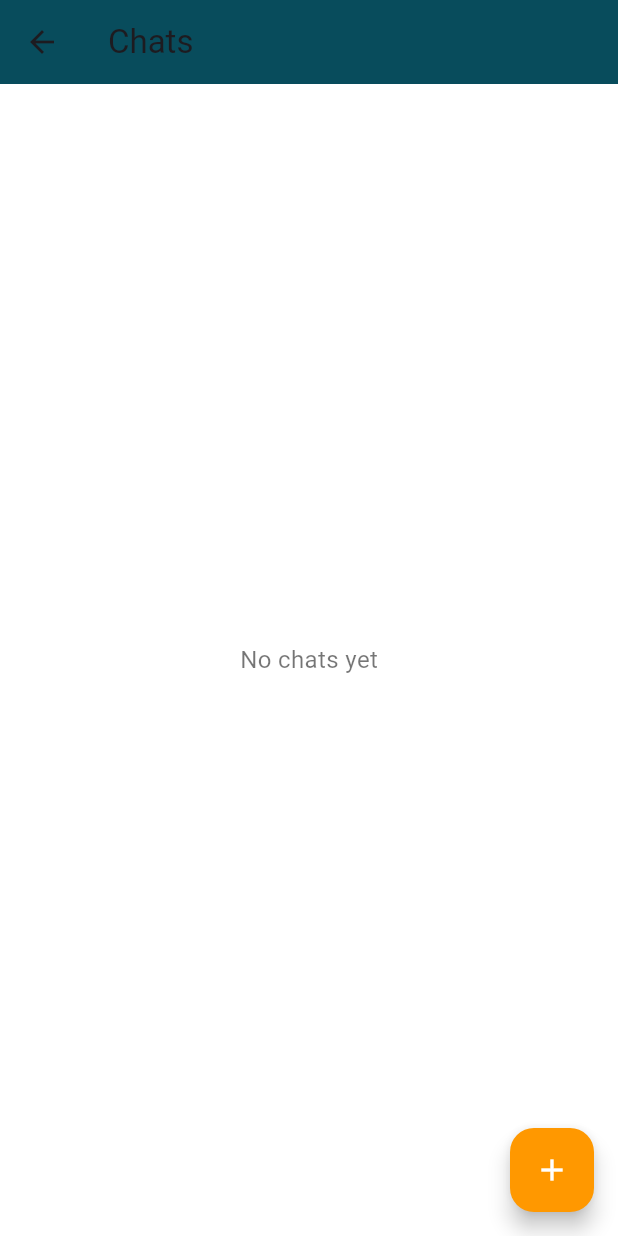
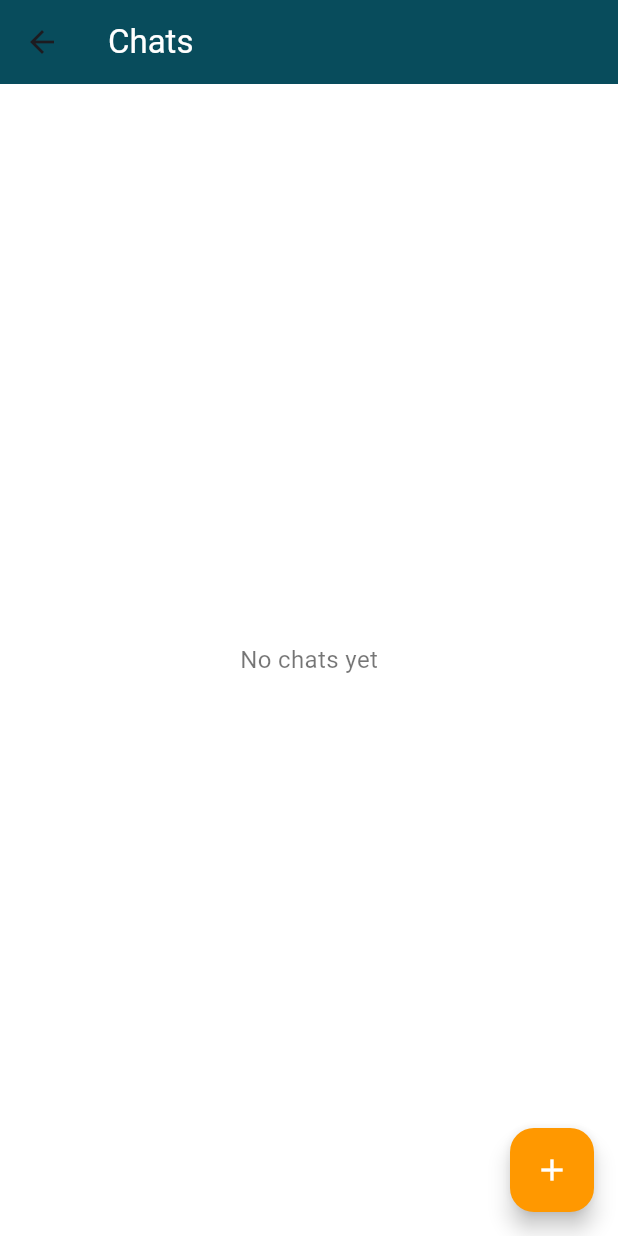
Before and after one commit to isuri54/skill-bridge, a Flutter app: the ChatsHomeScreen screen opened directly, on a phone screen of 412 x 824 dp. Run offline on Flutter 3.47's test engine with Material 3 defaults, Android fonts, the phone set to English and light mode, and no system bars; our stand-ins replace cloud_firestore, firebase_auth, firebase_core, get, image_picker; accounts and stored records are empty; generated files the repository leaves out were written again.

Commit message:
Update chathomescreen.dart

```diff
--- a/lib/screens/chathomescreen.dart
+++ b/lib/screens/chathomescreen.dart
@@ -70,7 +70,6 @@ class _ChatsHomeScreenState extends State<ChatsHomeScreen> {
     List<Map<String, String>> users = [];
     bool isSearching = false;
 
-    // Fetch 10 random users
     try {
       QuerySnapshot userSnapshot = await FirebaseFirestore.instance
           .collection('users')
@@ -132,7 +131,6 @@ class _ChatsHomeScreenState extends State<ChatsHomeScreen> {
                     setState(() {
                       isSearching = false;
                     });
-                    // Refetch 10 random users
                     QuerySnapshot userSnapshot = await FirebaseFirestore.instance
                         .collection('users')
                         .limit(10)
@@ -162,7 +160,6 @@ class _ChatsHomeScreenState extends State<ChatsHomeScreen> {
                       onTap: () async {
                         final user = FirebaseAuth.instance.currentUser;
                         if (user != null) {
-                          // Create new chat
                           DocumentReference chatRef = await FirebaseFirestore.instance
                               .collection('chats')
                               .add({
@@ -189,10 +186,10 @@ class _ChatsHomeScreenState extends State<ChatsHomeScreen> {
   @override
   Widget build(BuildContext context) {
     return Scaffold(
-      backgroundColor: Colors.white, // White background
+      backgroundColor: Colors.white,
       appBar: AppBar(
-        backgroundColor: const Color(0xFF084C5C), // Teal app bar
-        title: const Text('Chats'),
+        backgroundColor: const Color(0xFF084C5C),
+        title: const Text('Chats', style: TextStyle(color: Colors.white)),
       ),
       body: isLoading
           ? const Center(
@@ -251,7 +248,7 @@ class _ChatsHomeScreenState extends State<ChatsHomeScreen> {
                 ),
       floatingActionButton: FloatingActionButton(
         onPressed: _showNewChatDialog,
-        backgroundColor: Colors.orange, // Orange button
+        backgroundColor: Colors.orange,
         child: const Icon(Icons.add, color: Colors.white),
       ),
     );
```
